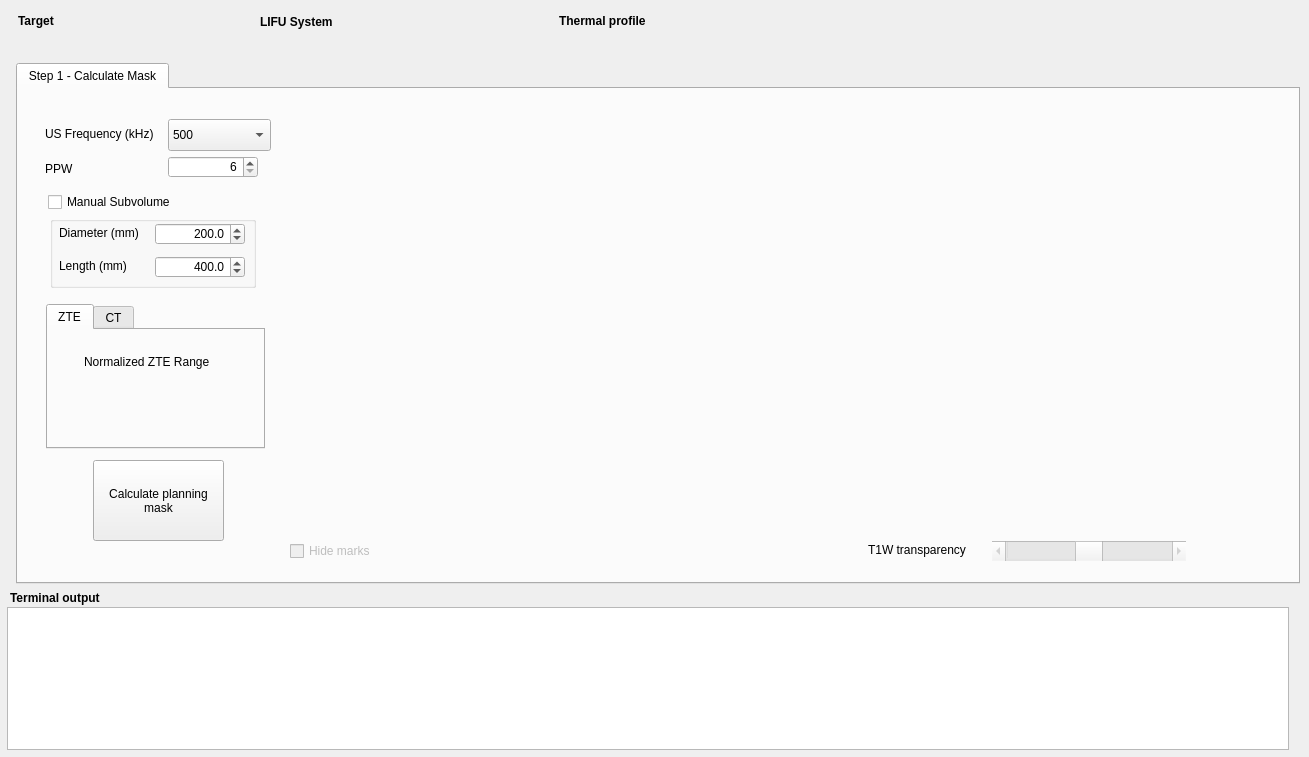
Above: BabelBrain/form.ui from ProteusMRIgHIFU/BabelBrain before the change. Below: the same form after it.
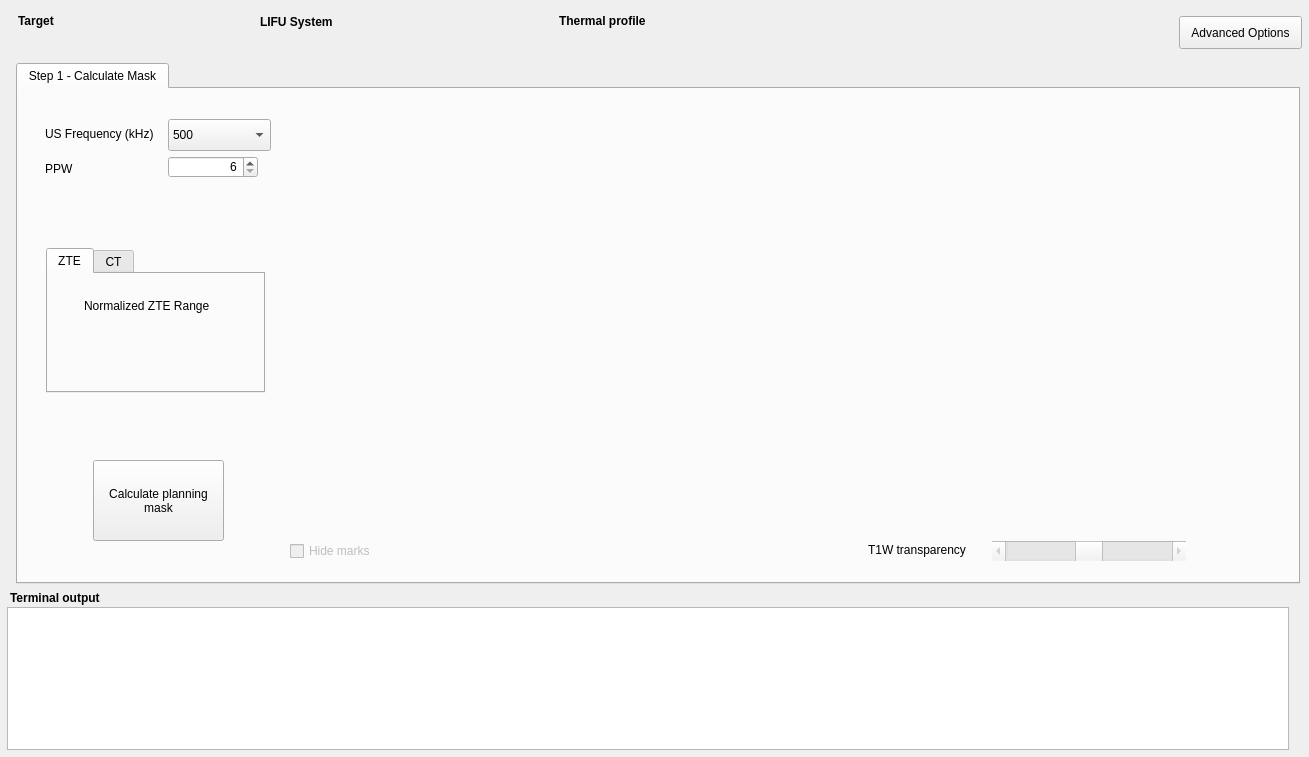
That is the form after the change.

Commit message:
We added now advanced options
This will help to control the special cases for subvolumes and Elastix optimizer

```diff
--- a/BabelBrain/form.ui
+++ b/BabelBrain/form.ui
@@ -178,7 +178,7 @@
      <property name="geometry">
       <rect>
        <x>28</x>
-       <y>215</y>
+       <y>159</y>
        <width>219</width>
        <height>145</height>
       </rect>
@@ -313,114 +313,6 @@
       <string>Hide marks</string>
      </property>
     </widget>
-    <widget class="QCheckBox" name="ManualFOVcheckBox">
-     <property name="geometry">
-      <rect>
-       <x>30</x>
-       <y>103</y>
-       <width>150</width>
-       <height>20</height>
-      </rect>
-     </property>
-     <property name="text">
-      <string>Manual Subvolume</string>
-     </property>
-    </widget>
-    <widget class="QGroupBox" name="grpManualFOV">
-     <property name="geometry">
-      <rect>
-       <x>32</x>
-       <y>127</y>
-       <width>206</width>
-       <height>72</height>
-      </rect>
-     </property>
-     <property name="title">
-      <string/>
-     </property>
-     <widget class="QDoubleSpinBox" name="FOVDiameterSpinBox">
-      <property name="geometry">
-       <rect>
-        <x>105</x>
-        <y>7</y>
-        <width>90</width>
-        <height>22</height>
-       </rect>
-      </property>
-      <property name="alignment">
-       <set>Qt::AlignRight|Qt::AlignTrailing|Qt::AlignVCenter</set>
-      </property>
-      <property name="decimals">
-       <number>1</number>
-      </property>
-      <property name="minimum">
-       <double>10.000000000000000</double>
-      </property>
-      <property name="maximum">
-       <double>400.000000000000000</double>
-      </property>
-      <property name="singleStep">
-       <double>0.100000000000000</double>
-      </property>
-      <property name="value">
-       <double>200.000000000000000</double>
-      </property>
-     </widget>
-     <widget class="QLabel" name="DiameterLabel">
-      <property name="geometry">
-       <rect>
-        <x>9</x>
-        <y>40</y>
-        <width>82</width>
-        <height>20</height>
-       </rect>
-      </property>
-      <property name="text">
-       <string>Length (mm)</string>
-      </property>
-     </widget>
-     <widget class="QDoubleSpinBox" name="FOVLengthSpinBox">
-      <property name="geometry">
-       <rect>
-        <x>105</x>
-        <y>40</y>
-        <width>90</width>
-        <height>22</height>
-       </rect>
-      </property>
-      <property name="alignment">
-       <set>Qt::AlignRight|Qt::AlignTrailing|Qt::AlignVCenter</set>
-      </property>
-      <property name="decimals">
-       <number>1</number>
-      </property>
-      <property name="minimum">
-       <double>200.000000000000000</double>
-      </property>
-      <property name="maximum">
-       <double>600.000000000000000</double>
-      </property>
-      <property name="singleStep">
-       <double>0.100000000000000</double>
-      </property>
-      <property name="value">
-       <double>400.000000000000000</double>
-      </property>
-     </widget>
-     <widget class="QLabel" name="FocalLengthLabel">
-      <property name="geometry">
-       <rect>
-        <x>9</x>
-        <y>7</y>
-        <width>94</width>
-        <height>20</height>
-       </rect>
-      </property>
-      <property name="text">
-       <string>Diameter (mm)</string>
-      </property>
-     </widget>
-    </widget>
    </widget>
   </widget>
   <widget class="QTextBrowser" name="outputTerminal">
@@ -534,6 +426,25 @@
     <string/>
    </property>
   </widget>
+  <widget class="QPushButton" name="AdvancedOptions">
+   <property name="geometry">
+    <rect>
+     <x>1179</x>
+     <y>16</y>
+     <width>123</width>
+     <height>33</height>
+    </rect>
+   </property>
+   <property name="autoFillBackground">
+    <bool>false</bool>
+   </property>
+   <property name="styleSheet">
+    <string notr="true"/>
+   </property>
+   <property name="text">
+    <string>Advanced Options</string>
+   </property>
+  </widget>
  </widget>
  <tabstops>
   <tabstop>USMaskkHzDropDown</tabstop>
```
The commit also changes 13 other files.
